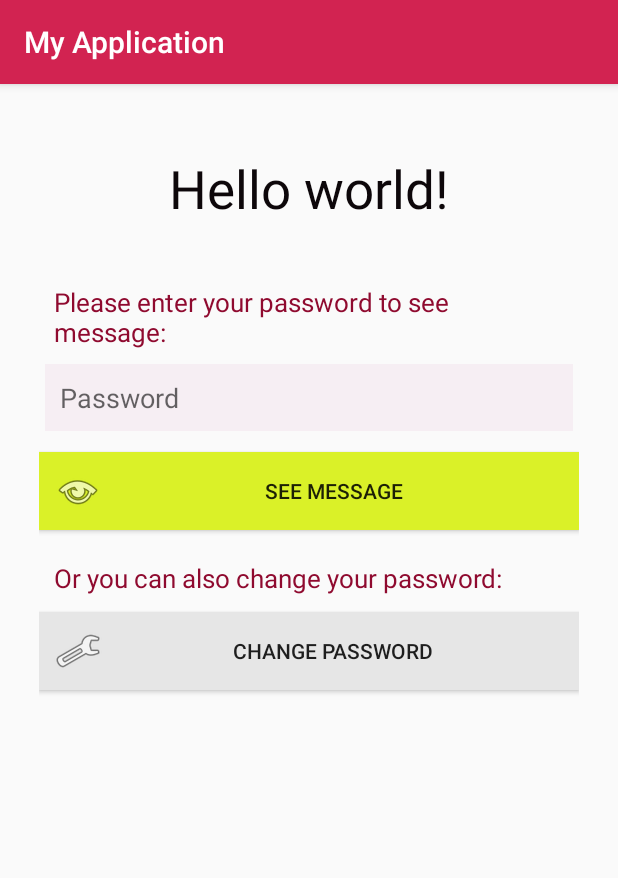
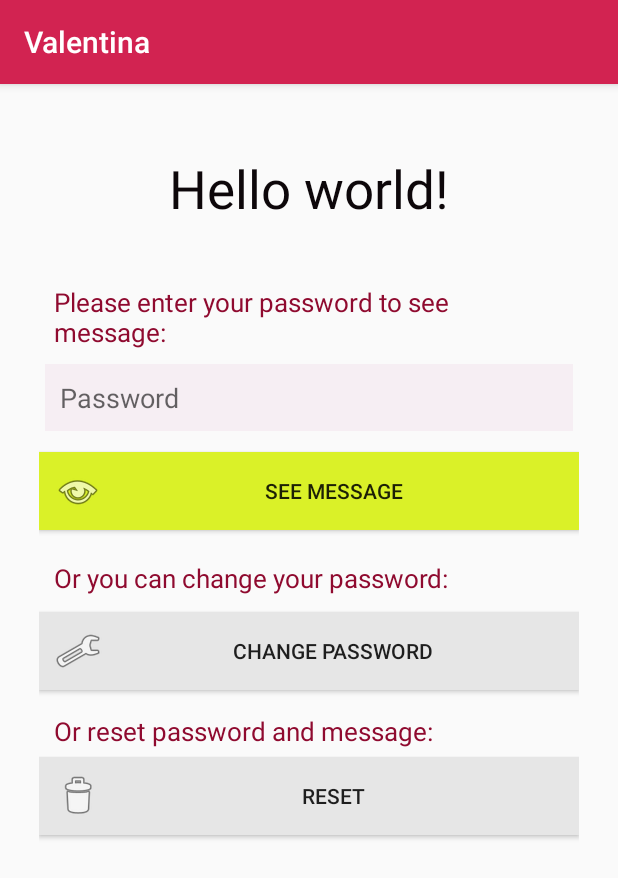
Before and after one commit to Kraudia/android-kotlin, an Android app: the screen it shows after launch (MainActivity), after a tap on "SEE MESSAGE", on a phone screen of 412 x 824 dp. Shown: the top 878 px of the screen. Run offline under Robolectric (Android 15) with nearby library versions, the phone set to English and light mode, and no system bars; 2 statements that could not run were skipped; 1 other tap on this screen came first.

Commit message:
set new password or reset all

```diff
--- a/app/src/main/java/com/example/student/myapplication/MainActivity.kt
+++ b/app/src/main/java/com/example/student/myapplication/MainActivity.kt
@@ -2,29 +2,104 @@ package com.example.student.myapplication
 
 import android.support.v7.app.AppCompatActivity
 import android.os.Bundle
+import android.util.Log
 import android.view.View
 import kotlinx.android.synthetic.main.activity_main.*
 import org.jetbrains.anko.alert
+import org.jetbrains.anko.db.*
 import org.jetbrains.anko.toast
 
 class MainActivity : AppCompatActivity() {
+    var password: String? = null
+    var message: String? = null
+
 
     override fun onCreate(savedInstanceState: Bundle?) {
         super.onCreate(savedInstanceState)
         setContentView(R.layout.activity_main)
 
-        new_password_textview.setVisibility(View.GONE)
-        new_password_edittext.setVisibility(View.GONE)
-        new_password_button.setVisibility(View.GONE)
+        init()
 
         see_message_button.setOnClickListener {
             showMessage()
         }
+
+        new_password_button.setOnClickListener {
+            saveNewPassword()
+        }
+
+        reset_button.setOnClickListener {
+            reset()
+        }
+    }
+
+    private fun init() {
+        database.use {
+            password = select("ValentinaPassword").column("password").whereSimple("id = 1").limit(1).parseOpt(StringParser).toString()
+            message = select("ValentinaMessage").column("message").whereSimple("id = 1").limit(1).parseOpt(StringParser).toString()
+        }
+        database.close()
+
+//        toast(password.toString())
+//        toast(message.toString())
+
+        if (password.toString() != null.toString() && password.toString() != "") {
+            hello_layout.visibility = View.VISIBLE
+            new_password_layout.visibility = View.GONE
+        } else {
+            hello_layout.visibility = View.GONE
+            new_password_layout.visibility = View.VISIBLE
+        }
+    }
+
+    private fun reset() {
+        alert("Are you sure you want to delete message and password?", "Reset") {
+            positiveButton("YES") {
+                database.use {
+                    dropTable("ValentinaPassword", true)
+                    createTable("ValentinaPassword", true, "id" to INTEGER, "password" to TEXT)
+
+                    dropTable("ValentinaMessage", true)
+                    createTable("ValentinaMessage", true, "id" to INTEGER, "message" to TEXT)
+                }
+                database.close()
+
+                message = ""
+                password = ""
+
+                toast("Data has been reset successfully.")
+
+                hello_layout.visibility = View.GONE
+                new_password_edittext.text = null
+                new_password_layout.visibility = View.VISIBLE
+            }
+            negativeButton("NO") {
+                toast("Okay. Nothing happened.")
+            }
+        }.show()
+    }
+
+    private fun saveNewPassword() {
+        database.use {
+            dropTable("ValentinaPassword", true)
+            createTable("ValentinaPassword", true, "id" to INTEGER, "password" to TEXT)
+            password = new_password_edittext.text.toString()
+            insert("ValentinaPassword", "password" to password, "id" to 1)
+            toast("Zapisano nowe hasło.")
+        }
+        database.close()
+
+        hello_layout.visibility = View.VISIBLE
+        new_password_layout.visibility = View.GONE
+        new_password_edittext.text = null
     }
 
     private fun showMessage() {
-        alert(R.string.fail_password_message, R.string.fail_password_title) {
-            positiveButton(R.string.close) { }
-        }.show()
+        if (password_edittext.text.toString() != "" && password_edittext.text.toString() == password.toString()) {
+            toast("Success.")
+        } else {
+            toast("Wrong password.")
+        }
+        password_edittext.text = null
     }
 }
--- a/app/src/main/res/layout/activity_main.xml
+++ b/app/src/main/res/layout/activity_main.xml
@@ -17,10 +17,12 @@
         android:layout_height="wrap_content">
 
         <LinearLayout
+            android:id="@+id/hello_layout"
             android:orientation="vertical"
             android:layout_width="fill_parent"
             android:layout_height="fill_parent"
             android:padding="10dp"
+            android:visibility="visible"
             tools:ignore="UselessParent">
 
             <TextView
@@ -44,7 +46,7 @@
                 android:textSize="17sp" />
 
             <EditText
-                android:id="@+id/password"
+                android:id="@+id/password_edittext"
                 android:layout_width="fill_parent"
                 android:layout_height="wrap_content"
                 android:layout_marginTop="5dp"
@@ -79,19 +81,58 @@
                 android:textSize="17sp" />
 
             <Button
+                android:id="@+id/change_password_button"
                 android:text="@string/change_password"
                 android:layout_width="fill_parent"
                 android:layout_height="wrap_content"
                 android:layout_marginTop="5dp"
-                android:layout_marginBottom="30dp"
+                android:layout_marginBottom="15dp"
                 android:padding="10dp"
-                android:id="@+id/button_change"
                 android:background="@color/colorSecondary"
                 android:drawableLeft="@android:drawable/ic_menu_preferences"
                 tools:ignore="RtlHardcoded" />
 
             <TextView
-                android:id="@+id/new_password_textview"
+                android:layout_width="fill_parent"
+                android:layout_height="wrap_content"
+                android:paddingLeft="10dp"
+                android:paddingRight="10dp"
+                android:paddingBottom="5dp"
+                android:text="@string/reset_label"
+                android:textColor="@color/colorPrimaryDark"
+                android:textSize="17sp" />
+
+            <Button
+                android:id="@+id/reset_button"
+                android:text="@string/reset"
+                android:layout_width="fill_parent"
+                android:layout_height="wrap_content"
+                android:layout_marginBottom="30dp"
+                android:padding="10dp"
+                android:background="@color/colorSecondary"
+                android:drawableLeft="@android:drawable/ic_menu_delete"
+                tools:ignore="RtlHardcoded" />
+        </LinearLayout>
+
+        <LinearLayout
+            android:id="@+id/new_password_layout"
+            android:orientation="vertical"
+            android:layout_width="fill_parent"
+            android:layout_height="fill_parent"
+            android:padding="10dp"
+            android:visibility="gone"
+            tools:ignore="UselessParent">
+
+            <TextView
+                android:layout_width="fill_parent"
+                android:layout_height="wrap_content"
+                android:textColor="@color/black"
+                android:padding="20dp"
+                android:textSize="35sp"
+                android:textAlignment="center"
+                android:text="@string/hello_world" />
+
+            <TextView
                 android:layout_width="fill_parent"
                 android:layout_height="wrap_content"
                 android:paddingTop="20dp"
--- a/app/src/main/res/values/strings.xml
+++ b/app/src/main/res/values/strings.xml
@@ -1,5 +1,5 @@
 <resources>
-    <string name="app_name">My Application</string>
+    <string name="app_name">Valentina</string>
     <string name="hello_world">Hello world!</string>
 
     <string name="password">Password</string>
@@ -9,10 +9,13 @@
     <string name="old_password_label">Please enter your old password below:</string>
 
     <string name="new_password">New password</string>
-    <string name="new_password_label">Please enter your new password below:</string>
+    <string name="new_password_label">Please first enter your new password:</string>
 
     <string name="change_password">Change password</string>
-    <string name="change_password_label">Or you can also change your password:</string>
+    <string name="change_password_label">Or you can change your password:</string>
+
+    <string name="reset">Reset</string>
+    <string name="reset_label">Or reset password and message:</string>
 
     <string name="message">Message</string>
     <string name="change_message">Change message</string>
```
Also changed, not shown: app/src/main/java/com/example/student/myapplication/db.kt (added, +32 -0 lines), 2 other files.
